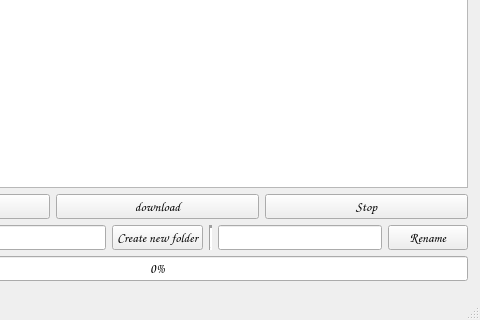
Old version of the form client/gui/func.ui in the repository yezhen17/FTP_Project; both pictures show x 162 to 642 and y 491 to 811 of the 642 by 811 pixel window.
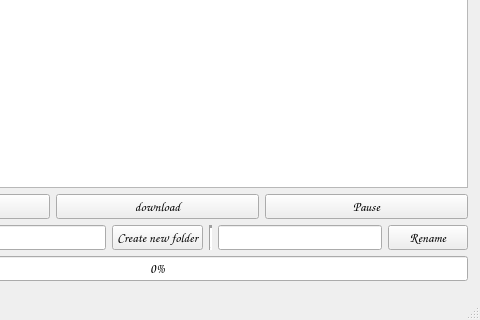
New version of the form.

```diff
--- a/client/gui/func.ui
+++ b/client/gui/func.ui
@@ -136,7 +136,7 @@
        <item>
         <widget class="QPushButton" name="stopButton">
          <property name="text">
-          <string>Stop</string>
+          <string>Pause</string>
          </property>
         </widget>
        </item>
```
Left out of the diff: 2 changed lines with no effect on the pictures.
